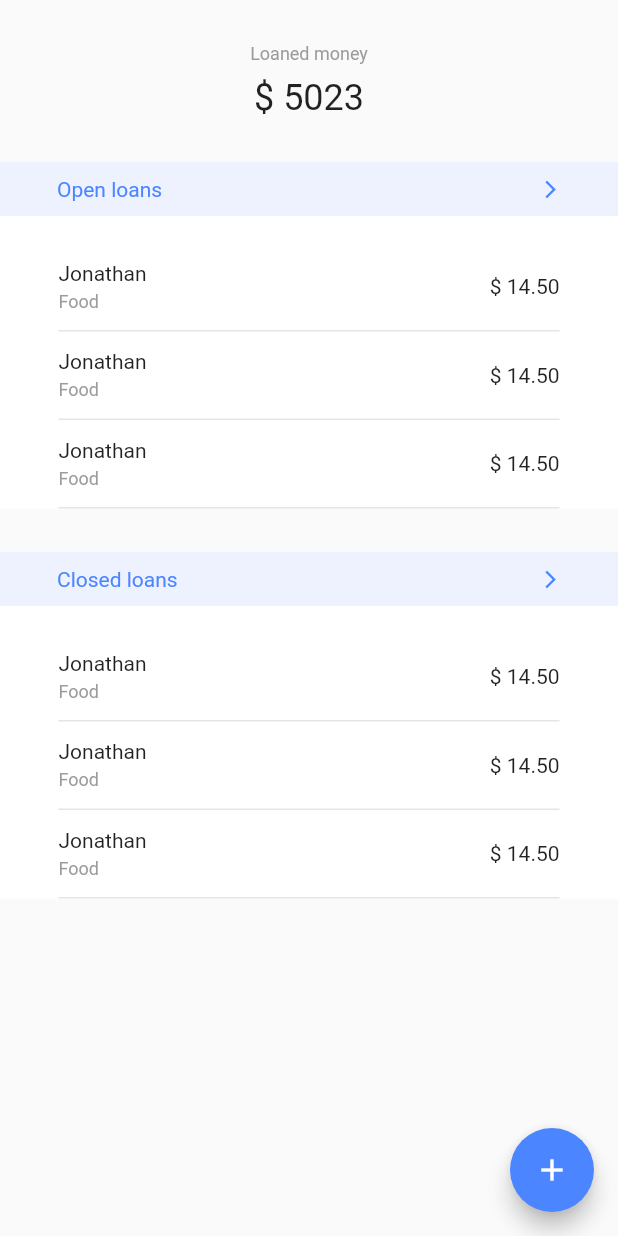
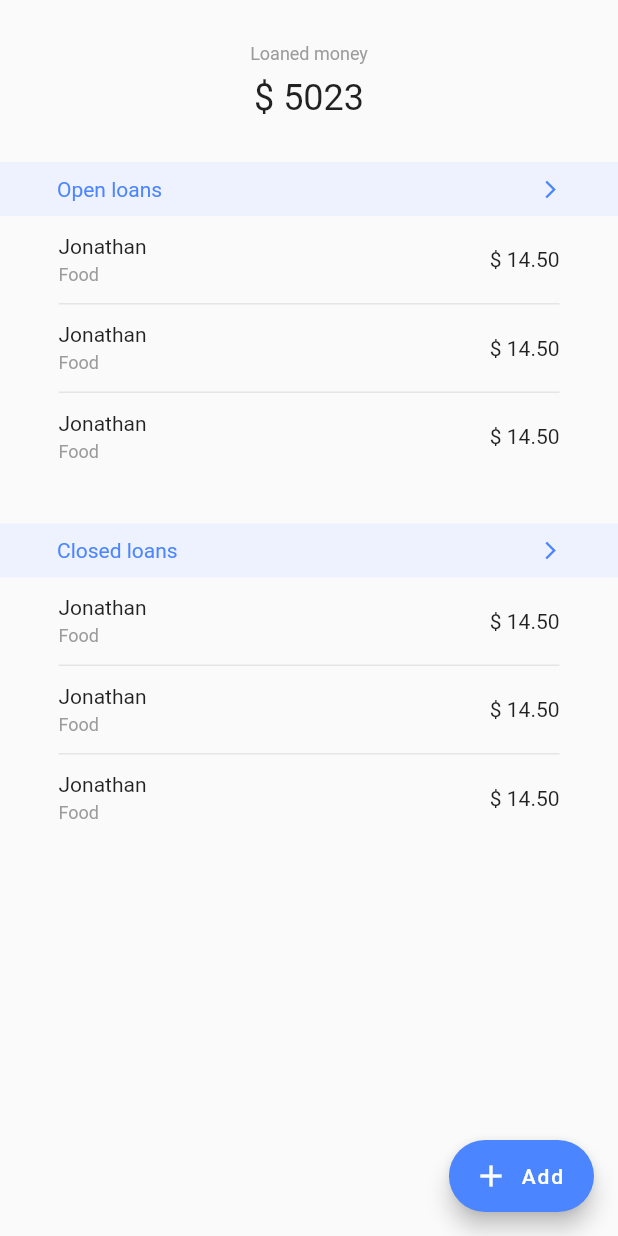
Before and after one commit to ecrax/loan_tracking, a Flutter app: the screen it shows after launch, on a phone screen of 412 x 824 dp. Run offline on Flutter 3.47's test engine with Material 2 defaults, Android fonts, the phone set to English and light mode, and no system bars; our stand-ins replace flutter_masked_text.

```diff
--- a/lib/screens/closed_loans_screen.dart
+++ b/lib/screens/closed_loans_screen.dart
@@ -3,16 +3,18 @@ import 'package:loan_tracking/utils/custom_colors.dart';
 import 'package:loan_tracking/widgets/loan_list.dart';
 
 class ClosedLoansScreen extends StatelessWidget {
-  const ClosedLoansScreen({Key key}) : super(key: key);
+  const ClosedLoansScreen({this.loanCards});
+
+  final List<Widget> loanCards;
 
   @override
   Widget build(BuildContext context) {
     return Scaffold(
-      backgroundColor: lightAccentColor,
       body: SafeArea(
         child: LoanList(
           title: "Closed loans",
           heroTag: "ClosedLoans",
+          loanCards: loanCards,
           icon: Icons.arrow_back_ios,
           action: () {
             Navigator.pop(context);
--- a/lib/screens/home_screen.dart
+++ b/lib/screens/home_screen.dart
@@ -1,20 +1,63 @@
 import 'package:flutter/cupertino.dart';
 import 'package:flutter/material.dart';
+import 'package:loan_tracking/screens/add_loan_screen.dart';
 import 'package:loan_tracking/screens/closed_loans_screen.dart';
 import 'package:loan_tracking/screens/open_loans_screen.dart';
 import 'package:loan_tracking/utils/custom_colors.dart';
+import 'package:loan_tracking/widgets/loan_card.dart';
 import 'package:loan_tracking/widgets/loan_list.dart';
 
-class HomeScreen extends StatelessWidget {
+class HomeScreen extends StatefulWidget {
   const HomeScreen({Key key}) : super(key: key);
+
+  @override
+  _HomeScreenState createState() => _HomeScreenState();
+}
+
+class _HomeScreenState extends State<HomeScreen> {
+  List<Widget> loanCards = List<LoanCard>();
+
+  @override
+  void initState() {
+    super.initState();
+
+    loanCards = [
+      LoanCard(
+        name: "Jonathan",
+        subject: "Food",
+        amount: 14.5,
+      ),
+      LoanCard(
+        name: "Jonathan",
+        subject: "Food",
+        amount: 14.5,
+      ),
+      LoanCard(
+        name: "Jonathan",
+        subject: "Food",
+        amount: 14.5,
+        isLast: true,
+      ),
+    ];
+  }
 
   @override
   Widget build(BuildContext context) {
     return Scaffold(
-      floatingActionButton: FloatingActionButton(
-        child: Icon(Icons.add),
+      floatingActionButton: FloatingActionButton.extended(
+        icon: Icon(Icons.add),
+        label: Text("Add"),
         backgroundColor: accentColor,
-        onPressed: () {},
+        onPressed: () {
+          Navigator.push(
+            context,
+            MaterialPageRoute(
+              builder: (context) {
+                return AddLoanScreen();
+              },
+            ),
+          );
+        },
       ),
       body: SafeArea(
         child: Column(
@@ -49,13 +92,16 @@ class HomeScreen extends StatelessWidget {
             LoanList(
               title: "Open loans",
               heroTag: "OpenLoans",
+              loanCards: loanCards,
               icon: Icons.arrow_forward_ios,
               action: () {
                 Navigator.push(
                   context,
                   MaterialPageRoute(
                     builder: (context) {
-                      return OpenLoansScreen();
+                      return OpenLoansScreen(
+                        loanCards: loanCards,
+                      );
                     },
                   ),
                 );
@@ -68,13 +114,16 @@ class HomeScreen extends StatelessWidget {
             LoanList(
               title: "Closed loans",
               heroTag: "ClosedLoans",
+              loanCards: loanCards,
               icon: Icons.arrow_forward_ios,
               action: () {
                 Navigator.push(
                   context,
                   CupertinoPageRoute(
                     builder: (context) {
-                      return ClosedLoansScreen();
+                      return ClosedLoansScreen(
+                        loanCards: loanCards,
+                      );
                     },
                   ),
                 );
--- a/lib/widgets/loan_card.dart
+++ b/lib/widgets/loan_card.dart
@@ -6,22 +6,26 @@ class LoanCard extends StatelessWidget {
     this.name,
     this.subject,
     this.amount,
+    this.isLast = false,
   });
 
   final String name;
   final String subject;
   final double amount;
+  final bool isLast;
 
   @override
   Widget build(BuildContext context) {
     return Container(
       decoration: BoxDecoration(
-        border: Border(
-          bottom: BorderSide(
-            color: Color(0xFFE5E5E5),
-            width: 1,
-          ),
-        ),
+        border: !isLast
+            ? Border(
+                bottom: BorderSide(
+                  color: Color(0xFFE5E5E5),
+                  width: 1,
+                ),
+              )
+            : null,
       ),
       margin: const EdgeInsets.symmetric(
         horizontal: 39,
--- a/lib/widgets/loan_list.dart
+++ b/lib/widgets/loan_list.dart
@@ -8,17 +8,18 @@ class LoanList extends StatelessWidget {
     @required this.icon,
     @required this.action,
     @required this.heroTag,
+    @required this.loanCards,
   });
 
   final String title;
   final IconData icon;
   final Function action;
   final String heroTag;
+  final List<Widget> loanCards;
 
   @override
   Widget build(BuildContext context) {
     return Container(
-      color: Colors.white,
       child: Column(
         children: [
           Hero(
@@ -29,28 +30,13 @@ class LoanList extends StatelessWidget {
               onPressed: action,
             ),
           ),
-          Column(
-            children: [
-              SizedBox(
-                height: 18,
-              ),
-              LoanCard(
-                name: "Jonathan",
-                subject: "Food",
-                amount: 14.5,
-              ),
-              LoanCard(
-                name: "Jonathan",
-                subject: "Food",
-                amount: 14.5,
-              ),
-              LoanCard(
-                name: "Jonathan",
-                subject: "Food",
-                amount: 14.5,
-              ),
-            ],
-          ),
+          ListView.builder(
+            shrinkWrap: true,
+            itemCount: 3,
+            itemBuilder: (context, index) {
+              return loanCards[index];
+            },
+          )
         ],
       ),
     );
--- a/pubspec.yaml
+++ b/pubspec.yaml
@@ -3,7 +3,7 @@ description: A new Flutter project.
 
 # The following line prevents the package from being accidentally published to
 # pub.dev using `pub publish`. This is preferred for private packages.
-publish_to: 'none' # Remove this line if you wish to publish to pub.dev
+publish_to: "none" # Remove this line if you wish to publish to pub.dev
 
 # The following defines the version and build number for your application.
 # A version number is three numbers separated by dots, like 1.2.43
@@ -24,10 +24,10 @@ dependencies:
   flutter:
     sdk: flutter
 
-
   # The following adds the Cupertino Icons font to your application.
   # Use with the CupertinoIcons class for iOS style icons.
   cupertino_icons: ^0.1.3
+  flutter_masked_text: ^0.8.0
 
 dev_dependencies:
   flutter_test:
@@ -38,7 +38,6 @@ dev_dependencies:
 
 # The following section is specific to Flutter.
 flutter:
-
   # The following line ensures that the Material Icons font is
   # included with your application, so that you can use the icons in
   # the material Icons class.
```
Also changed, not shown: lib/screens/add_loan_screen.dart (added, +103 -0 lines), lib/screens/open_loans_screen.dart (+5 -2 lines), pubspec.lock.
